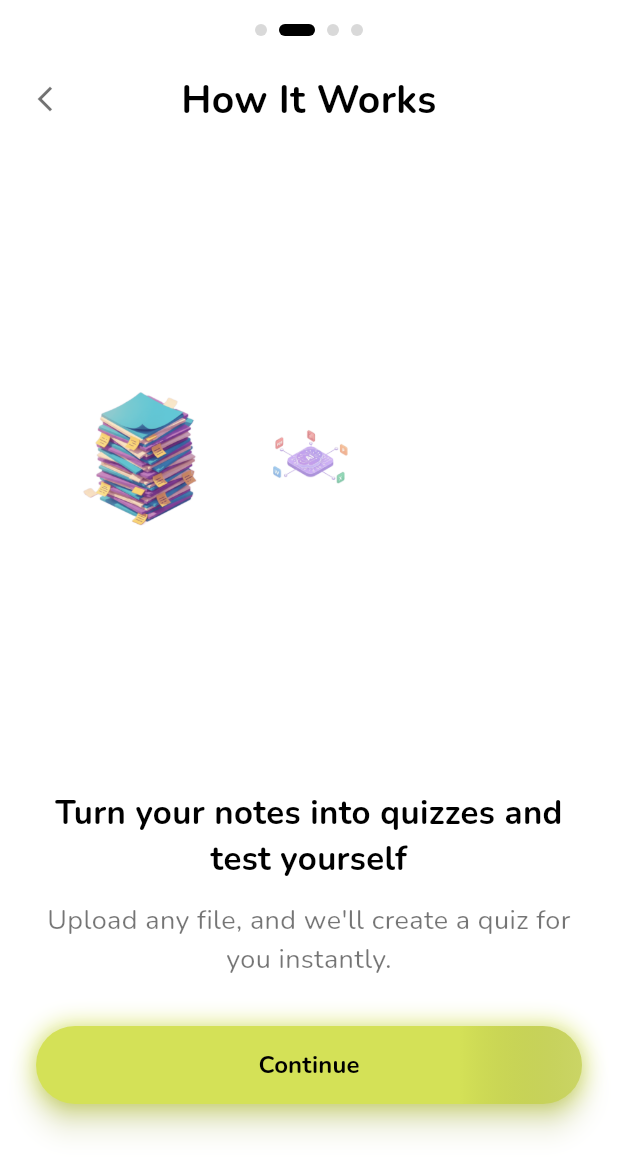
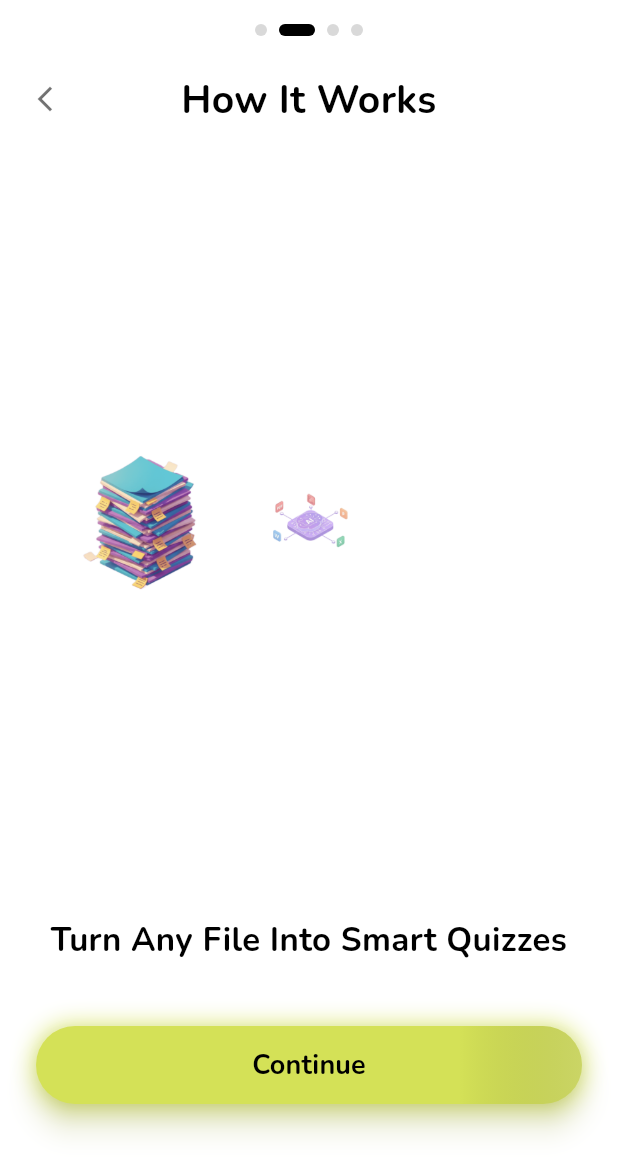
Before and after one commit to kardelenkeles/ui-quiz, a Flutter app: the screen it shows after launch, after a tap on an icon or button, on a phone screen of 412 x 824 dp. Shown: the top 1176 px of the screen. Run offline on Flutter 3.47's test engine with Material 3 defaults, Android fonts, the phone set to English and light mode, and no system bars; drawn by our look-alikes of keyboard_dismisser; our stand-ins replace cloud_firestore, device_info_plus, file_picker, firebase_auth, firebase_core, flashy_tab_bar2 and 6 more; missing offline and left inert: add_to_cart_animation, animated_button, flutter_pdf_text; accounts and stored records are empty; project files that could hold a hidden picture were left out.

Commit message:
feat: update text for onboarding screens to enhance clarity and improve font size for better readability

```diff
--- a/lib/screens/onboarding/onboarding_feature_screen.dart
+++ b/lib/screens/onboarding/onboarding_feature_screen.dart
@@ -180,7 +180,7 @@ class _OnboardingFeatureScreenState extends State<OnboardingFeatureScreen>
                     const SizedBox(height: 24),
 
                     const Text(
-                      'Turn your notes into quizzes and test yourself',
+                      'Turn Any File Into Smart Quizzes',
                       style: TextStyle(
                         fontSize: 22,
                         fontWeight: FontWeight.w600,
@@ -189,15 +189,7 @@ class _OnboardingFeatureScreenState extends State<OnboardingFeatureScreen>
                       textAlign: TextAlign.center,
                     ),
 
-                    const SizedBox(height: 12),
-
-                    const Text(
-                      'Upload any file, and we\'ll create a quiz for you instantly.',
-                      style: TextStyle(fontSize: 18, color: Colors.black54),
-                      textAlign: TextAlign.center,
-                    ),
-
-                    const SizedBox(height: 32),
+                    const SizedBox(height: 42),
 
                     SizedBox(
                       width: double.infinity,
@@ -272,7 +264,7 @@ class _OnboardingFeatureScreenState extends State<OnboardingFeatureScreen>
                                     child: const Text(
                                       'Continue',
                                       style: TextStyle(
-                                        fontSize: 16,
+                                        fontSize: 18,
                                         fontWeight: FontWeight.bold,
                                       ),
                                     ),
--- a/lib/screens/onboarding/onboarding_welcome_screen.dart
+++ b/lib/screens/onboarding/onboarding_welcome_screen.dart
@@ -206,7 +206,7 @@ class _OnboardingWelcomeScreenState extends State<OnboardingWelcomeScreen>
                                           child: const Text(
                                             'Let\'s Get Started!',
                                             style: TextStyle(
-                                              fontSize: 16,
+                                              fontSize: 18,
                                               fontWeight: FontWeight.bold,
                                             ),
                                           ),
```
